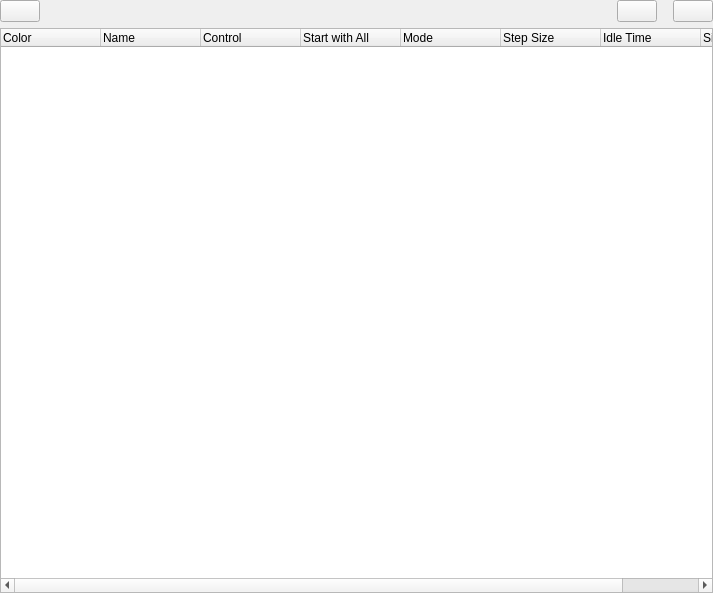
Qt form cedar/processing/gui/SimulationControl.ui (cedar/cedar) before a commit.
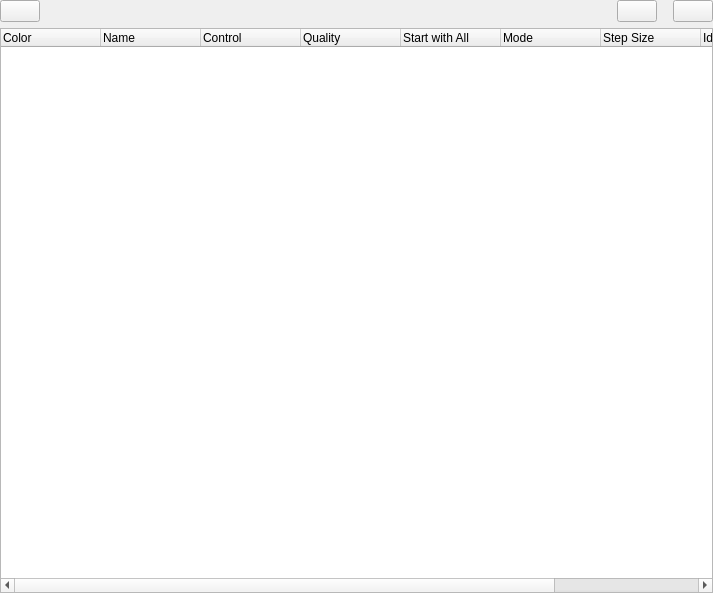
The same form after that commit. Icons and pictures are not drawn. Custom widgets are drawn as their Qt base class.

Commit message: The simulation control dialog now gives a hint about the performance of looped triggers (issue #777).

What changed in the file:
```diff
--- a/cedar/processing/gui/SimulationControl.ui
+++ b/cedar/processing/gui/SimulationControl.ui
@@ -106,6 +106,11 @@
        <string>Control</string>
       </property>
      </column>
+     <column>
+      <property name="text">
+       <string>Quality</string>
+      </property>
+     </column>
      <column>
       <property name="text">
        <string>Start with All</string>
```
The commit also changes 6 other files.
